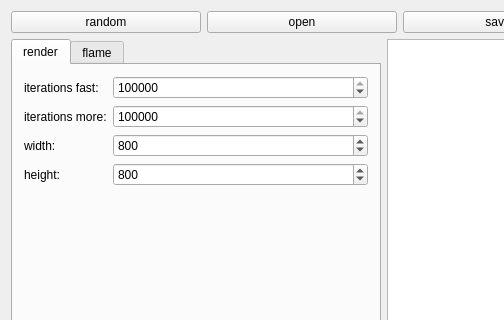
The window that programs/fractal_flame_ui/mainwindow.ui (vovaprog/screensavers) describes before a commit, drawn with Qt 5; both pictures show x 0 to 504 and y 0 to 320 of the 996 by 784 pixel window.
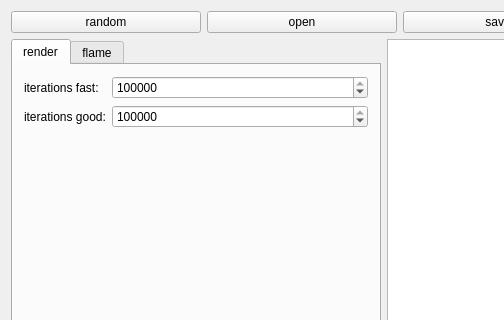
The same window after the commit. The open tabs and pages were chosen to show the change.

```diff
--- a/programs/fractal_flame_ui/mainwindow.ui
+++ b/programs/fractal_flame_ui/mainwindow.ui
@@ -95,16 +95,6 @@
             <property name="fieldGrowthPolicy">
              <enum>QFormLayout::AllNonFixedFieldsGrow</enum>
             </property>
-            <item row="0" column="1">
-             <widget class="QSpinBox" name="spinIterationsFast">
-              <property name="maximum">
-               <number>1000000000</number>
-              </property>
-              <property name="value">
-               <number>1000000</number>
-              </property>
-             </widget>
-            </item>
             <item row="0" column="0">
              <widget class="QLabel" name="label">
               <property name="text">
@@ -112,44 +102,20 @@
               </property>
              </widget>
             </item>
-            <item row="2" column="0">
-             <widget class="QLabel" name="label_2">
-              <property name="text">
-               <string>width:</string>
-              </property>
-             </widget>
-            </item>
-            <item row="2" column="1">
-             <widget class="QSpinBox" name="spinWidth">
+            <item row="0" column="1">
+             <widget class="QSpinBox" name="spinIterationsFast">
               <property name="maximum">
-               <number>10000</number>
+               <number>1000000000</number>
               </property>
               <property name="value">
-               <number>800</number>
-              </property>
-             </widget>
-            </item>
-            <item row="3" column="0">
-             <widget class="QLabel" name="label_3">
-              <property name="text">
-               <string>height:</string>
-              </property>
-             </widget>
-            </item>
-            <item row="3" column="1">
-             <widget class="QSpinBox" name="spinHeight">
-              <property name="maximum">
-               <number>10000</number>
-              </property>
-              <property name="value">
-               <number>800</number>
+               <number>1000000</number>
               </property>
              </widget>
             </item>
             <item row="1" column="0">
              <widget class="QLabel" name="label_22">
               <property name="text">
-               <string>iterations more:</string>
+               <string>iterations good:</string>
               </property>
              </widget>
             </item>
@@ -313,8 +279,8 @@
               <rect>
                <x>0</x>
                <y>0</y>
-               <width>348</width>
-               <height>529</height>
+               <width>129</width>
+               <height>56</height>
               </rect>
              </property>
              <attribute name="label">
@@ -778,8 +744,8 @@
               <rect>
                <x>0</x>
                <y>0</y>
-               <width>348</width>
-               <height>529</height>
+               <width>129</width>
+               <height>56</height>
               </rect>
              </property>
              <attribute name="label">
@@ -1234,8 +1200,8 @@
               <rect>
                <x>0</x>
                <y>0</y>
-               <width>348</width>
-               <height>529</height>
+               <width>129</width>
+               <height>56</height>
               </rect>
              </property>
              <attribute name="label">
```
